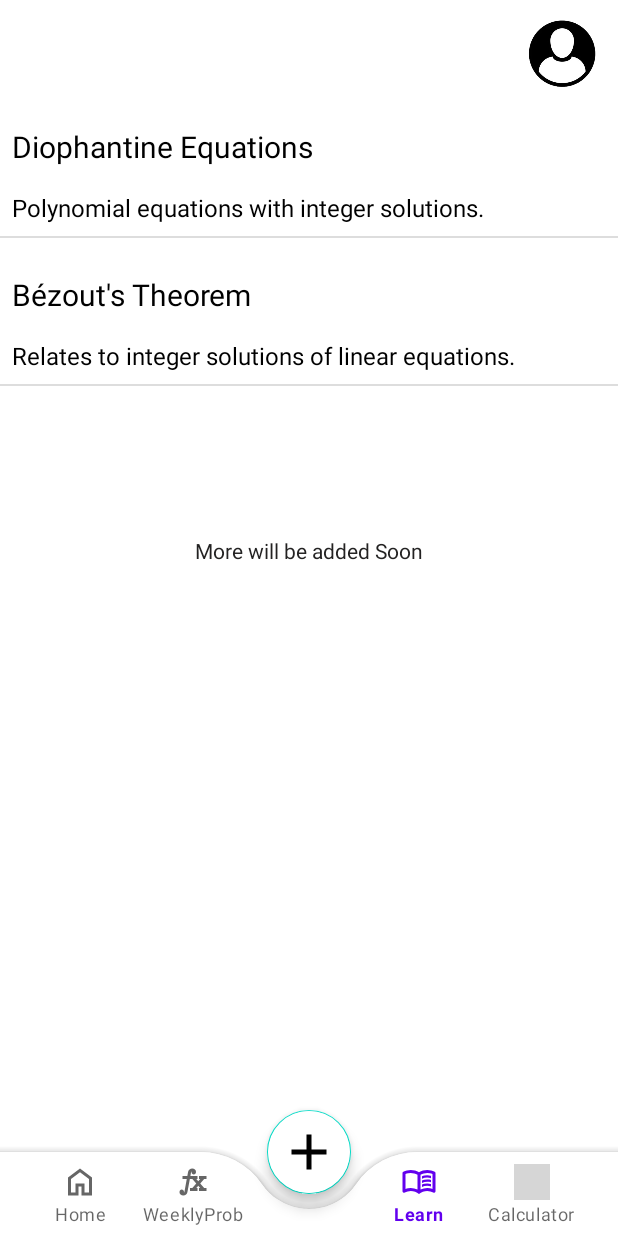
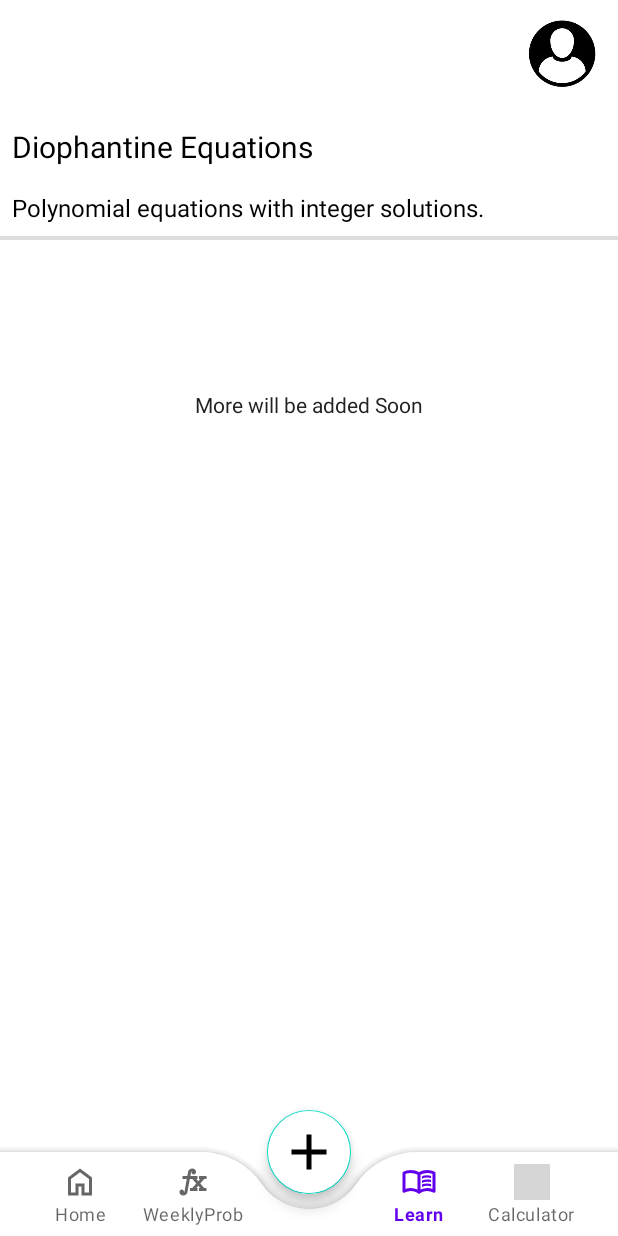
Before and after one commit to SarkisChohmalian/MathHub, an Android app: the HomeFragment screen opened directly, with no data from a screen before it, item 4 of the bottom bar chosen, on a phone screen of 412 x 824 dp. Run offline under Robolectric (Android 15) with nearby library versions, the phone set to English and light mode, and no system bars; our stand-ins replace Firebase (no records; nobody signed in at launch, a user with empty details on screens opened directly); grey boxes are pictures that could not be loaded.

Commit message:
only learning and profile design left

```diff
--- a/app/src/main/java/com/example/mathhub/Post.java
+++ b/app/src/main/java/com/example/mathhub/Post.java
@@ -65,4 +65,8 @@ public class Post {
     public void setDifficultyLevel(String difficultyLevel) {
         this.difficultyLevel = difficultyLevel;
     }
+
+    public String getDifficulty() {
+        return  difficultyLevel;
+    }
 }
--- /dev/null
+++ b/app/src/main/res/drawable/difficulty_bg.xml
@@ -0,0 +1,6 @@
+<!-- res/drawable/difficulty_bg.xml -->
+<shape xmlns:android="http://schemas.android.com/apk/res/android"
+    android:shape="rectangle">
+    <solid android:color="@color/blue" />
+    <corners android:radius="4dp" />
+</shape>
--- a/app/src/main/res/layout/fragment_create_post.xml
+++ b/app/src/main/res/layout/fragment_create_post.xml
@@ -86,7 +86,7 @@
             android:backgroundTint="@color/orange"
             android:text="advanced"
             android:textColor="@color/white"
-            android:textSize="15dp" />
+            android:textSize="14.5dp" />
 
         <Button
             android:id="@+id/Elite"
--- a/app/src/main/res/layout/fragment_learn.xml
+++ b/app/src/main/res/layout/fragment_learn.xml
@@ -58,34 +58,6 @@
                 android:background="@color/light_gray" />
 
 
-            <LinearLayout
-                android:layout_width="match_parent"
-                android:layout_height="wrap_content"
-                android:layout_marginTop="16dp"
-                android:orientation="vertical">
-
-                <TextView
-                    android:id="@+id/third_concept"
-                    android:layout_width="match_parent"
-                    android:layout_height="wrap_content"
-                    android:padding="8dp"
-                    android:text="Bézout's Theorem"
-                    android:textColor="@color/black"
-                    android:textSize="20sp" />
-
-                <TextView
-                    android:layout_width="match_parent"
-                    android:layout_height="wrap_content"
-                    android:ellipsize="end"
-                    android:maxLines="2"
-                    android:padding="8dp"
-                    android:text="Relates to integer solutions of linear equations."
-                    android:textColor="@color/black"
-                    android:textSize="16sp" />
-
-
-            </LinearLayout>
-
             <View
                 android:layout_width="match_parent"
                 android:layout_height="1dp"
```
Also changed, not shown: app/src/main/java/com/example/mathhub/PostAdapter.java (+27 -3 lines), app/src/main/res/layout/fragment_calculator.xml (+6 -6 lines), app/src/main/res/layout/item_post.xml (+16 -1 lines).
